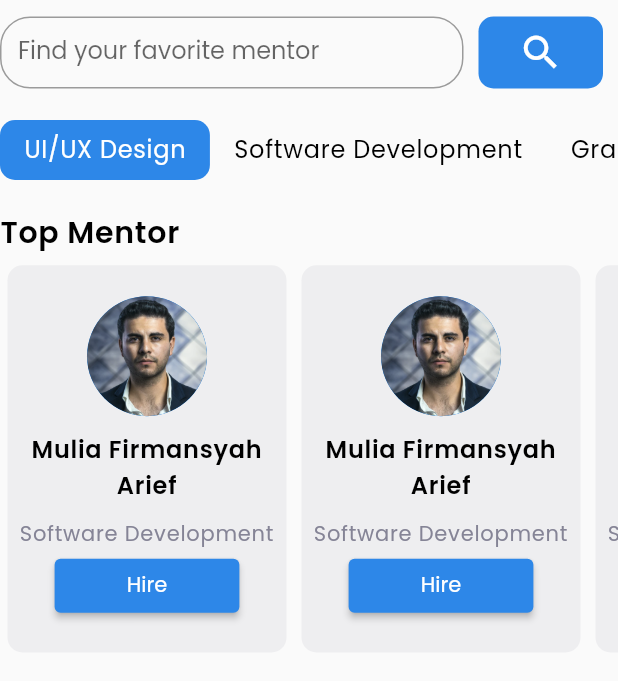
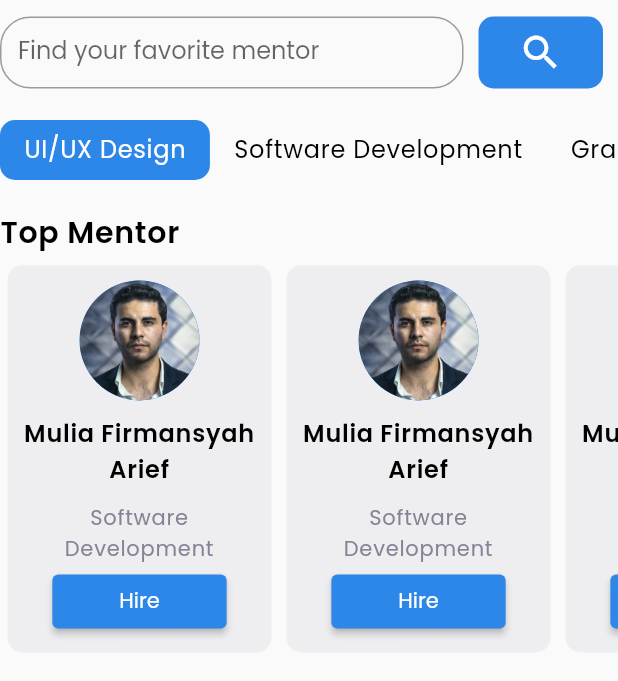
Before and after one commit to Mesail-Creative-Hub/mchub-team, a Flutter app: the TeamMember widget shown alone on an empty page, opened directly, on a phone screen of 412 x 824 dp. Shown: the top 681 px of the screen. Run offline on Flutter 3.47's test engine with Material 2 defaults, Android fonts, the phone set to English and light mode, and no system bars; network calls fail.

Commit message:
Membuat lebih responsive ketika pada mode potrait atau landscape

```diff
--- a/lib/pages/home_page.dart
+++ b/lib/pages/home_page.dart
@@ -231,8 +231,8 @@ class _TeamMember extends State<TeamMember> with TickerProviderStateMixin {
                   shrinkWrap: true,
                   scrollDirection: Axis.horizontal,
                   itemCount: 5,
+                  itemExtent: (MediaQuery.of(context).size.width - 40) * .5,
                   itemBuilder: (context, index) => Container(
-                    width: (MediaQuery.of(context).size.width - 40) / 2,
                     height: 200,
                     padding: const EdgeInsets.all(5),
                     margin: const EdgeInsets.symmetric(horizontal: 5),
@@ -311,9 +311,9 @@ class Tips extends StatelessWidget {
           child: ListView.builder(
             scrollDirection: Axis.horizontal,
             itemCount: 5,
+            itemExtent: MediaQuery.of(context).size.width * .7,
             itemBuilder: (context, index) => Container(
               padding: const EdgeInsets.symmetric(horizontal: 5),
-              width: MediaQuery.of(context).size.width * .7,
               child: Stack(
                 children: [
                   ClipRRect(
```
